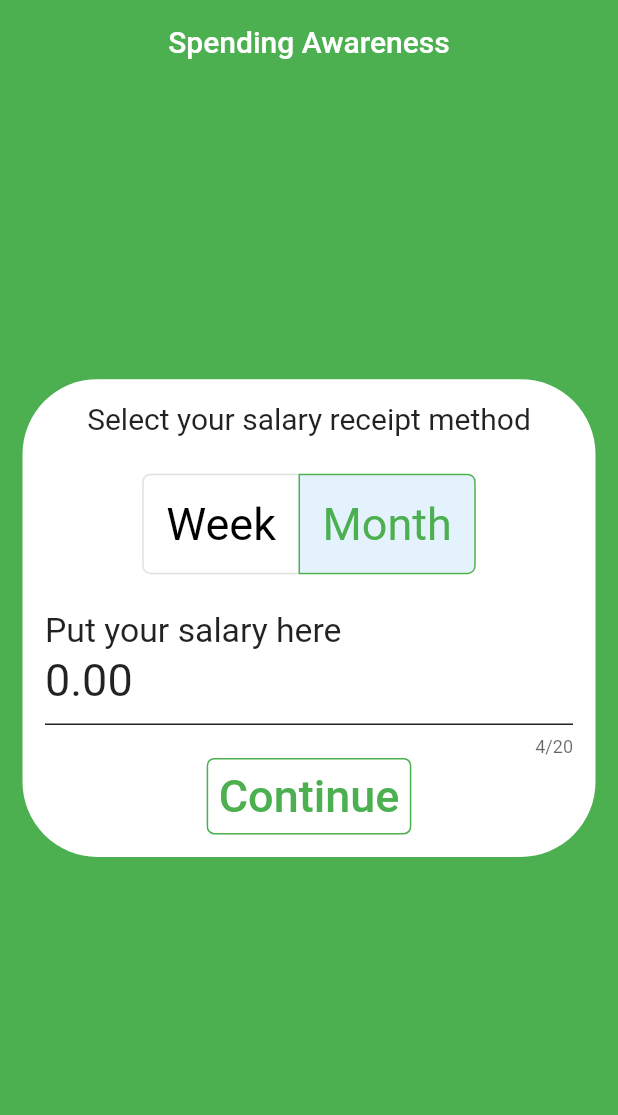
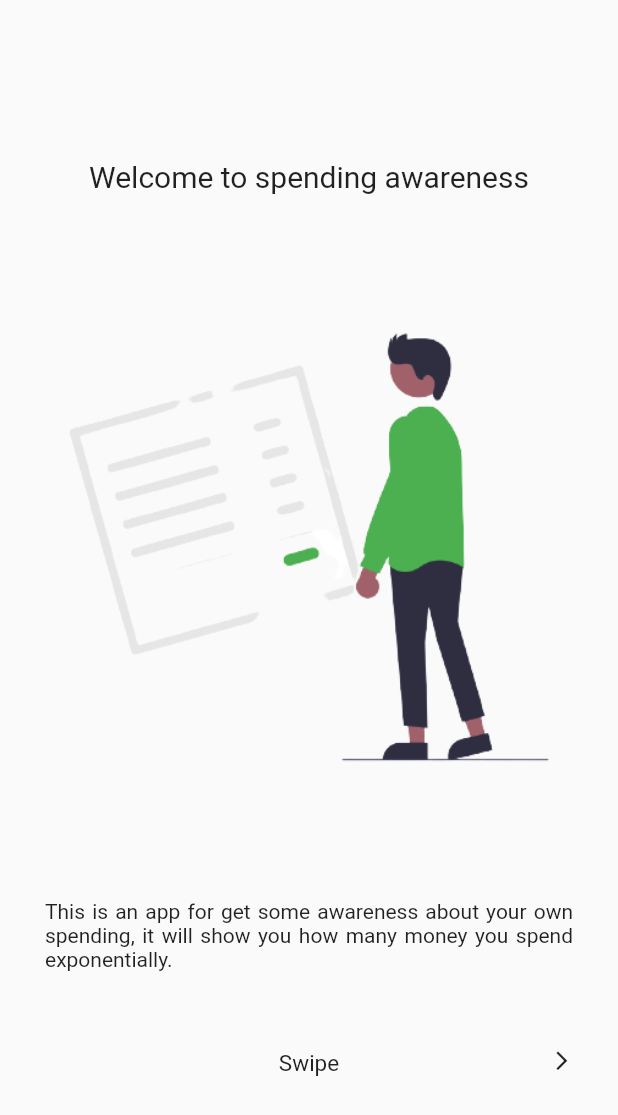
Before and after one commit to RODRIG0RIVAS/spending_awareness, a Flutter app: the screen it shows after launch, on a phone screen of 412 x 824 dp. Shown: the top 1115 px of the screen. Run offline on Flutter 3.47's test engine with Material 2 defaults, Android fonts, the light colour scheme and no system bars; our stand-ins replace flutter_masked_text, flutter_mobx, flutter_modular, hive, mobx; accounts and stored records are empty; generated files the repository leaves out were written again.

Commit message:
Update: welcome screen internationalized started

```diff
--- /dev/null
+++ b/lib/app/modules/screens/welcome/welcome_controller.dart
@@ -0,0 +1,9 @@
+import 'package:flutter_modular/flutter_modular.dart';
+import 'package:mobx/mobx.dart';
+
+part 'welcome_controller.g.dart';
+
+@Injectable()
+class WelcomeController = _WelcomeControllerBase with _$WelcomeController;
+
+abstract class _WelcomeControllerBase with Store {}
--- /dev/null
+++ b/lib/app/modules/screens/welcome/welcome_page.dart
@@ -0,0 +1,28 @@
+import 'package:flutter/material.dart';
+import 'package:flutter_modular/flutter_modular.dart';
+import 'package:spending_awareness/app/modules/screens/welcome/welcome_controller.dart';
+import 'package:spending_awareness/app/modules/screens/welcome/widgets/how_works/how_works.dart';
+import 'package:spending_awareness/app/modules/screens/welcome/widgets/propose/propose.dart';
+
+class WelcomePage extends StatefulWidget {
+  final String title;
+  const WelcomePage({Key key, this.title = "Spending Awareness"})
+      : super(key: key);
+
+  @override
+  _WelcomePageState createState() => _WelcomePageState();
+}
+
+class _WelcomePageState extends ModularState<WelcomePage, WelcomeController> {
+  List<Widget> pages = <Widget>[ProposeWidget(), HowWorks()];
+
+  @override
+  Widget build(BuildContext context) {
+    return Scaffold(
+        body: PageView.builder(
+            itemCount: pages.length,
+            itemBuilder: ((context, index) {
+              return pages.elementAt(index);
+            })));
+  }
+}
--- /dev/null
+++ b/lib/app/modules/screens/welcome/widgets/propose/propose.dart
@@ -0,0 +1,73 @@
+import 'package:flutter/material.dart';
+import 'package:spending_awareness/generated/l10n.dart';
+
+class ProposeWidget extends StatelessWidget {
+  Widget titleWidget(BuildContext context) {
+    return Container(
+      margin: const EdgeInsets.only(bottom: 50.0),
+      child: Text(S.of(context).lbl_welcome_screen_spending_awareness,
+          style: TextStyle(fontSize: 20.0)),
+    );
+  }
+
+  Widget imageWidget(BuildContext context) {
+    return Container(
+        width: MediaQuery.of(context).size.width,
+        height: MediaQuery.of(context).size.height * 0.45,
+        child: Image.asset(
+          "images/_propose.png",
+          fit: BoxFit.cover,
+        ));
+  }
+
+  Widget explanationWidget(BuildContext context) {
+    final EdgeInsets marginEdgeInsets =
+        EdgeInsets.fromLTRB(30.0, 50.0, 30.0, 0.0);
+
+    return Container(
+        height: 50.0,
+        margin: marginEdgeInsets,
+        child: Text(
+          S.of(context).lbl_welcome_screen_propose_explanation,
+          textAlign: TextAlign.justify,
+        ));
+  }
+
+  Widget bodyWidget(BuildContext context) {
+    return Column(
+      mainAxisAlignment: MainAxisAlignment.center,
+      children: [
+        titleWidget(context),
+        imageWidget(context),
+        explanationWidget(context),
+        Container(
+          margin: const EdgeInsets.fromLTRB(30.0, 50.0, 30.0, 0.0),
+          child: Stack(
+            children: [
+              Container(
+                  alignment: Alignment.center,
+                  child: Text(S.of(context).lbl_swipe,
+                      style: TextStyle(fontSize: 15.0))),
+              Container(
+                  alignment: Alignment.centerRight,
+                  child: Icon(Icons.arrow_forward_ios, size: 15.0))
+            ],
+          ),
+        )
+      ],
+    );
+  }
+
+  Widget mainContainerWidget(BuildContext context) {
+    return Container(
+      //TODO: white or green, choose the best option, if white, do not need this
+      //decoration: BoxDecoration(color: Colors.green[300]),
+      child: bodyWidget(context),
+    );
+  }
+
+  @override
+  Widget build(BuildContext context) {
+    return mainContainerWidget(context);
+  }
+}
--- a/lib/app/modules/share/router_names/my_router_names.dart
+++ b/lib/app/modules/share/router_names/my_router_names.dart
@@ -1,5 +1,6 @@
 class MyRouterNames {
   static final String splash = "/splash";
+  static final String welcome = "/welcome";
   static final String home = "/home";
   static final String myTimeValue = "/my_time_value";
   static final String worthToBuy = "/worth_to_buy";
--- a/lib/l10n/intl_en.arb
+++ b/lib/l10n/intl_en.arb
@@ -31,6 +31,9 @@
     "lbl_totalInstallmentCost": "Total installment cost",
     "lbl_toBuyItAtTotalValueYouHaveToWork": "To buy it at total value, you have to work",
     "lbl_youSpendInAweek": "You spend in a week",
+    "lbl_welcome_screen_propose_explanation": "This is an app for get some awareness about your own spending, it will show you how many money you spend exponentially.",
+    "lbl_welcome_screen_spending_awareness": "Welcome to spending awareness",
+    "lbl_swipe": "Swipe",
 
     "btn_toogle_selectReceiptMethod_week": "Week",
     "btn_toogle_selectReceiptMethod_month": "Month",
--- a/lib/l10n/intl_pt.arb
+++ b/lib/l10n/intl_pt.arb
@@ -31,6 +31,9 @@
     "lbl_totalInstallmentCost": "Custo total do parcelamento",
     "lbl_toBuyItAtTotalValueYouHaveToWork": "Para o valor total, você terá de trabalhar por",
     "lbl_youSpendInAweek": "Você gasta, por semana",
+    "lbl_welcome_screen_propose_explanation": "Esse é o aplicativo para ter alguma noção sobre seus próprios gastos, isto mostrará o quanto de dinheiro você gasta, ou vai gastar, exponencialmente.",
+    "lbl_welcome_screen_spending_awareness": "Bem vindo ao conscientizador de gastos",
+    "lbl_swipe": "Deslize",
 
     "btn_toogle_selectReceiptMethod_week": "Semana",
     "btn_toogle_selectReceiptMethod_month": "Mês",
--- a/pubspec.yaml
+++ b/pubspec.yaml
@@ -62,8 +62,9 @@ flutter:
   # the material Icons class.
   uses-material-design: true
   # To add assets to your application, add an assets section, like this:
-  # assets:
-  #   - images/a_dot_burr.jpeg
+  assets:
+    - images/_propose.png
+    - images/_choice_earn_salary_type.png
   #   - images/a_dot_ham.jpeg
   # An image asset can refer to one or more resolution-specific "variants", see
   # https://flutter.dev/assets-and-images/#resolution-aware.
```
Also changed, not shown: lib/app/app_module.dart (+6 -2 lines), lib/app/modules/screens/welcome/welcome_module.dart (added, +13 -0 lines), lib/app/modules/screens/welcome/widgets/how_works/how_works.dart (added, +76 -0 lines), images/_choice_earn_salary_type.png (added), images/_propose.png (added), images/abc.png (added), lib/app/modules/screens/welcome/welcome_controller.g.dart (added), lib/generated/intl/messages_en.dart, lib/generated/intl/messages_pt.dart, lib/generated/l10n.dart, 1 other file.
